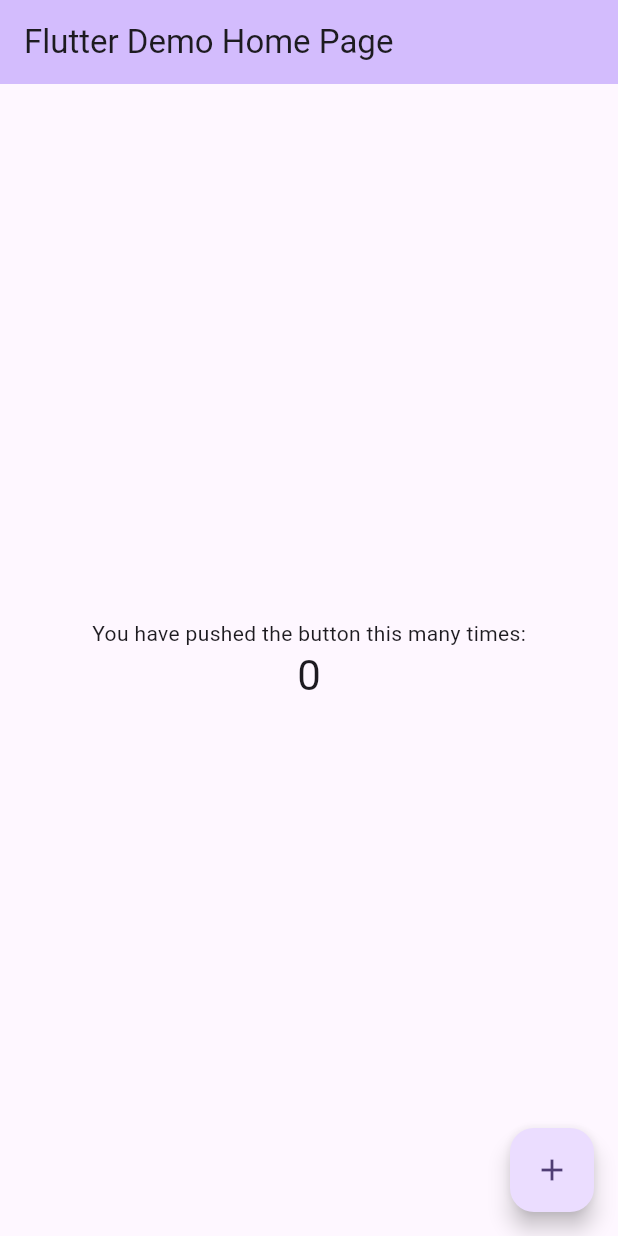
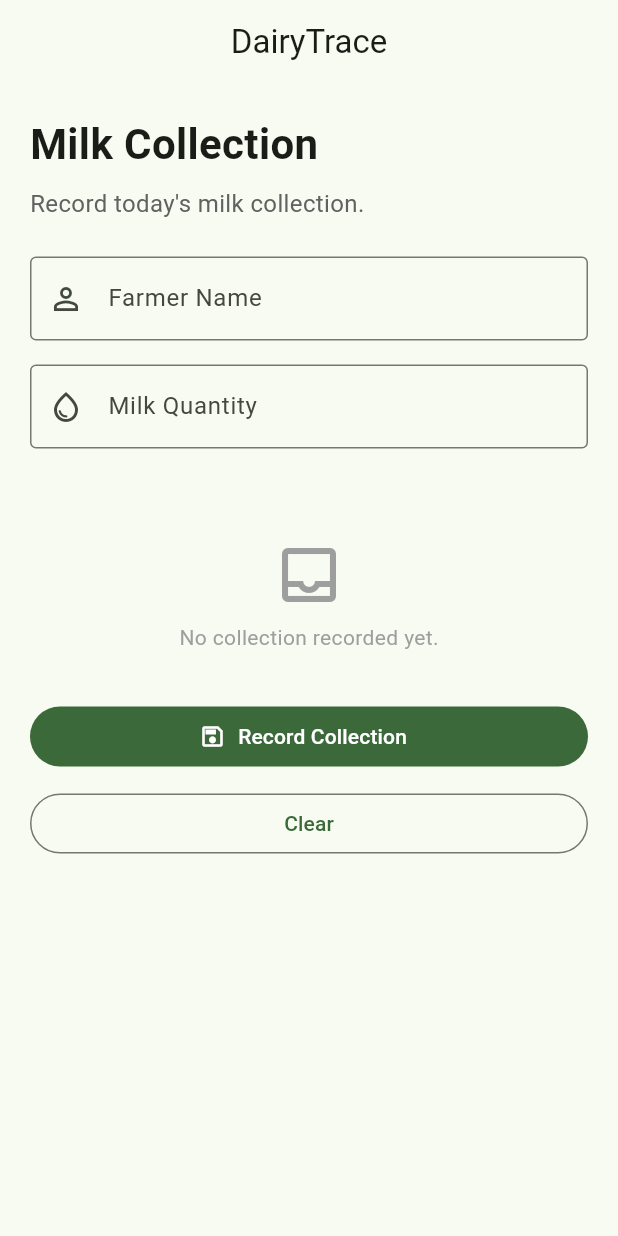
Before and after one commit to kalviumcommunity/SWI2627_DairtTrace_Kalvium-Community, a Flutter app: the screen it shows after launch, on a phone screen of 412 x 824 dp. Run offline on Flutter 3.47's test engine with Material 3 defaults, Android fonts, the phone set to English and light mode, and no system bars.

Commit message:
feat: implement Stateful Widgets for DairyTrace

```diff
--- a/mobile/lib/main.dart
+++ b/mobile/lib/main.dart
@@ -1,121 +1,312 @@
 import 'package:flutter/material.dart';
 
 void main() {
-  runApp(const MyApp());
+  runApp(const DairyTraceApp());
 }
 
-class MyApp extends StatelessWidget {
-  const MyApp({super.key});
+class DairyTraceApp extends StatelessWidget {
+  const DairyTraceApp({super.key});
 
-  // This widget is the root of your application.
   @override
   Widget build(BuildContext context) {
     return MaterialApp(
-      title: 'Flutter Demo',
+      title: 'DairyTrace',
+      debugShowCheckedModeBanner: false,
       theme: ThemeData(
-        // This is the theme of your application.
-        //
-        // TRY THIS: Try running your application with "flutter run". You'll see
-        // the application has a purple toolbar. Then, without quitting the app,
-        // try changing the seedColor in the colorScheme below to Colors.green
-        // and then invoke "hot reload" (save your changes or press the "hot
-        // reload" button in a Flutter-supported IDE, or press "r" if you used
-        // the command line to start the app).
-        //
-        // Notice that the counter didn't reset back to zero; the application
-        // state is not lost during the reload. To reset the state, use hot
-        // restart instead.
-        //
-        // This works for code too, not just values: Most code changes can be
-        // tested with just a hot reload.
-        colorScheme: .fromSeed(seedColor: Colors.deepPurple),
+        colorScheme: ColorScheme.fromSeed(
+          seedColor: Colors.green,
+        ),
+        useMaterial3: true,
       ),
-      home: const MyHomePage(title: 'Flutter Demo Home Page'),
+      home: const MilkCollectionPage(),
     );
   }
 }
 
-class MyHomePage extends StatefulWidget {
-  const MyHomePage({super.key, required this.title});
-
-  // This widget is the home page of your application. It is stateful, meaning
-  // that it has a State object (defined below) that contains fields that affect
-  // how it looks.
-
-  // This class is the configuration for the state. It holds the values (in this
-  // case the title) provided by the parent (in this case the App widget) and
-  // used by the build method of the State. Fields in a Widget subclass are
-  // always marked "final".
-
-  final String title;
+class MilkCollectionPage extends StatefulWidget {
+  const MilkCollectionPage({super.key});
 
   @override
-  State<MyHomePage> createState() => _MyHomePageState();
+  State<MilkCollectionPage> createState() => _MilkCollectionPageState();
 }
 
-class _MyHomePageState extends State<MyHomePage> {
-  int _counter = 0;
+class _MilkCollectionPageState extends State<MilkCollectionPage> {
+  final _formKey = GlobalKey<FormState>();
 
-  void _incrementCounter() {
+  final TextEditingController _farmerController =
+      TextEditingController();
+
+  final TextEditingController _quantityController =
+      TextEditingController();
+
+  bool _isLoading = false;
+  String? _errorMessage;
+  String? _successMessage;
+
+  @override
+  void dispose() {
+    _farmerController.dispose();
+    _quantityController.dispose();
+    super.dispose();
+  }
+
+  Future<void> _submitCollection() async {
+    FocusScope.of(context).unfocus();
+
     setState(() {
-      // This call to setState tells the Flutter framework that something has
-      // changed in this State, which causes it to rerun the build method below
-      // so that the display can reflect the updated values. If we changed
-      // _counter without calling setState(), then the build method would not be
-      // called again, and so nothing would appear to happen.
-      _counter++;
+      _errorMessage = null;
+      _successMessage = null;
+    });
+
+    if (!_formKey.currentState!.validate()) {
+      setState(() {
+        _errorMessage = 'Please correct the highlighted fields.';
+      });
+      return;
+    }
+
+    setState(() {
+      _isLoading = true;
+    });
+
+    // Simulating a submission request.
+    await Future.delayed(const Duration(seconds: 2));
+
+    if (!mounted) return;
+
+    setState(() {
+      _isLoading = false;
+      _successMessage =
+          'Milk collection recorded successfully.';
+      _farmerController.clear();
+      _quantityController.clear();
+    });
+  }
+
+  void _clearForm() {
+    setState(() {
+      _farmerController.clear();
+      _quantityController.clear();
+      _errorMessage = null;
+      _successMessage = null;
     });
   }
 
   @override
   Widget build(BuildContext context) {
-    // This method is rerun every time setState is called, for instance as done
-    // by the _incrementCounter method above.
-    //
-    // The Flutter framework has been optimized to make rerunning build methods
-    // fast, so that you can just rebuild anything that needs updating rather
-    // than having to individually change instances of widgets.
     return Scaffold(
       appBar: AppBar(
-        // TRY THIS: Try changing the color here to a specific color (to
-        // Colors.amber, perhaps?) and trigger a hot reload to see the AppBar
-        // change color while the other colors stay the same.
-        backgroundColor: Theme.of(context).colorScheme.inversePrimary,
-        // Here we take the value from the MyHomePage object that was created by
-        // the App.build method, and use it to set our appbar title.
-        title: Text(widget.title),
+        title: const Text('DairyTrace'),
+        centerTitle: true,
       ),
-      body: Center(
-        // Center is a layout widget. It takes a single child and positions it
-        // in the middle of the parent.
-        child: Column(
-          // Column is also a layout widget. It takes a list of children and
-          // arranges them vertically. By default, it sizes itself to fit its
-          // children horizontally, and tries to be as tall as its parent.
-          //
-          // Column has various properties to control how it sizes itself and
-          // how it positions its children. Here we use mainAxisAlignment to
-          // center the children vertically; the main axis here is the vertical
-          // axis because Columns are vertical (the cross axis would be
-          // horizontal).
-          //
-          // TRY THIS: Invoke "debug painting" (choose the "Toggle Debug Paint"
-          // action in the IDE, or press "p" in the console), to see the
-          // wireframe for each widget.
-          mainAxisAlignment: .center,
-          children: [
-            const Text('You have pushed the button this many times:'),
-            Text(
-              '$_counter',
-              style: Theme.of(context).textTheme.headlineMedium,
+      body: SafeArea(
+        child: SingleChildScrollView(
+          padding: const EdgeInsets.all(20),
+          child: Form(
+            key: _formKey,
+            child: Column(
+              crossAxisAlignment: CrossAxisAlignment.start,
+              children: [
+                const Text(
+                  'Milk Collection',
+                  style: TextStyle(
+                    fontSize: 28,
+                    fontWeight: FontWeight.bold,
+                  ),
+                ),
+
+                const SizedBox(height: 8),
+
+                Text(
+                  'Record today\'s milk collection.',
+                  style: TextStyle(
+                    fontSize: 16,
+                    color: Colors.grey.shade700,
+                  ),
+                ),
+
+                const SizedBox(height: 24),
+
+                TextFormField(
+                  controller: _farmerController,
+                  decoration: const InputDecoration(
+                    labelText: 'Farmer Name',
+                    hintText: 'Enter farmer name',
+                    prefixIcon: Icon(Icons.person_outline),
+                    border: OutlineInputBorder(),
+                  ),
+                  validator: (value) {
+                    if (value == null || value.trim().isEmpty) {
+                      return 'Please enter the farmer name.';
+                    }
+
+                    if (value.trim().length < 2) {
+                      return 'Farmer name must be at least 2 characters.';
+                    }
+
+                    return null;
+                  },
+                ),
+
+                const SizedBox(height: 16),
+
+                TextFormField(
+                  controller: _quantityController,
+                  keyboardType:
+                      const TextInputType.numberWithOptions(decimal: true),
+                  decoration: const InputDecoration(
+                    labelText: 'Milk Quantity',
+                    hintText: 'Enter quantity',
+                    suffixText: 'Litres',
+                    prefixIcon: Icon(Icons.water_drop_outlined),
+                    border: OutlineInputBorder(),
+                  ),
+                  validator: (value) {
+                    if (value == null || value.trim().isEmpty) {
+                      return 'Please enter the milk quantity.';
+                    }
+
+                    final quantity = double.tryParse(value);
+
+                    if (quantity == null) {
+                      return 'Please enter a valid number.';
+                    }
+
+                    if (quantity <= 0) {
+                      return 'Quantity must be greater than 0.';
+                    }
+
+                    return null;
+                  },
+                ),
+
+                const SizedBox(height: 20),
+
+                if (_isLoading)
+                  const Card(
+                    child: Padding(
+                      padding: EdgeInsets.all(16),
+                      child: Row(
+                        children: [
+                          SizedBox(
+                            width: 22,
+                            height: 22,
+                            child: CircularProgressIndicator(
+                              strokeWidth: 2.5,
+                            ),
+                          ),
+                          SizedBox(width: 14),
+                          Text('Recording milk collection...'),
+                        ],
+                      ),
+                    ),
+                  ),
+
+                if (_errorMessage != null)
+                  Card(
+                    color: Colors.red.shade50,
+                    child: Padding(
+                      padding: const EdgeInsets.all(16),
+                      child: Row(
+                        children: [
+                          Icon(
+                            Icons.error_outline,
+                            color: Colors.red.shade700,
+                          ),
+                          const SizedBox(width: 12),
+                          Expanded(
+                            child: Text(
+                              _errorMessage!,
+                              style: TextStyle(
+                                color: Colors.red.shade700,
+                              ),
+                            ),
+                          ),
+                        ],
+                      ),
+                    ),
+                  ),
+
+                if (_successMessage != null)
+                  Card(
+                    color: Colors.green.shade50,
+                    child: Padding(
+                      padding: const EdgeInsets.all(16),
+                      child: Row(
+                        children: [
+                          Icon(
+                            Icons.check_circle_outline,
+                            color: Colors.green.shade700,
+                          ),
+                          const SizedBox(width: 12),
+                          Expanded(
+                            child: Text(
+                              _successMessage!,
+                              style: TextStyle(
+                                color: Colors.green.shade700,
+                              ),
+                            ),
+                          ),
+                        ],
+                      ),
+                    ),
+                  ),
+
+                const SizedBox(height: 20),
+
+                if (!_isLoading &&
+                    _errorMessage == null &&
+                    _successMessage == null)
+                  const Center(
+                    child: Padding(
+                      padding: EdgeInsets.symmetric(vertical: 20),
+                      child: Column(
+                        children: [
+                          Icon(
+                            Icons.inbox_outlined,
+                            size: 48,
+                            color: Colors.grey,
+                          ),
+                          SizedBox(height: 8),
+                          Text(
+                            'No collection recorded yet.',
+                            style: TextStyle(
+                              color: Colors.grey,
+                            ),
+                          ),
+                        ],
+                      ),
+                    ),
+                  ),
+
+                const SizedBox(height: 12),
+
+                SizedBox(
+                  width: double.infinity,
+                  child: FilledButton.icon(
+                    onPressed: _isLoading ? null : _submitCollection,
+                    icon: const Icon(Icons.save_outlined),
+                    label: Text(
+                      _isLoading
+                          ? 'Saving...'
+                          : 'Record Collection',
+                    ),
+                  ),
+                ),
+
+                const SizedBox(height: 10),
+
+                SizedBox(
+                  width: double.infinity,
+                  child: OutlinedButton(
+                    onPressed: _isLoading ? null : _clearForm,
+                    child: const Text('Clear'),
+                  ),
+                ),
+              ],
             ),
-          ],
+          ),
         ),
-      ),
-      floatingActionButton: FloatingActionButton(
-        onPressed: _incrementCounter,
-        tooltip: 'Increment',
-        child: const Icon(Icons.add),
       ),
     );
   }
```
Also changed, not shown: 1 other file.
